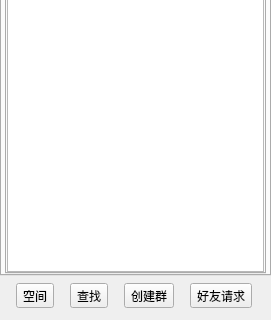
This is qtClient/friendpage.ui in huwei12345/smallchat as Qt 5 draws it before an edit; both pictures show x 0 to 271 and y 307 to 627 of the 271 by 627 pixel window. The edited form follows.
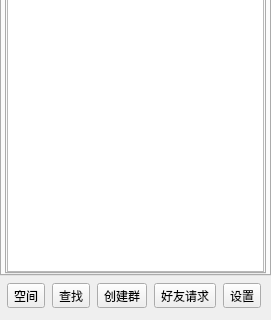
This is the edited form.

The edit to the form file:
```diff
--- a/qtClient/friendpage.ui
+++ b/qtClient/friendpage.ui
@@ -378,6 +378,13 @@
            </property>
           </widget>
          </item>
+         <item>
+          <widget class="QToolButton" name="settingBtn">
+           <property name="text">
+            <string>设置</string>
+           </property>
+          </widget>
+         </item>
         </layout>
        </widget>
       </item>
```
